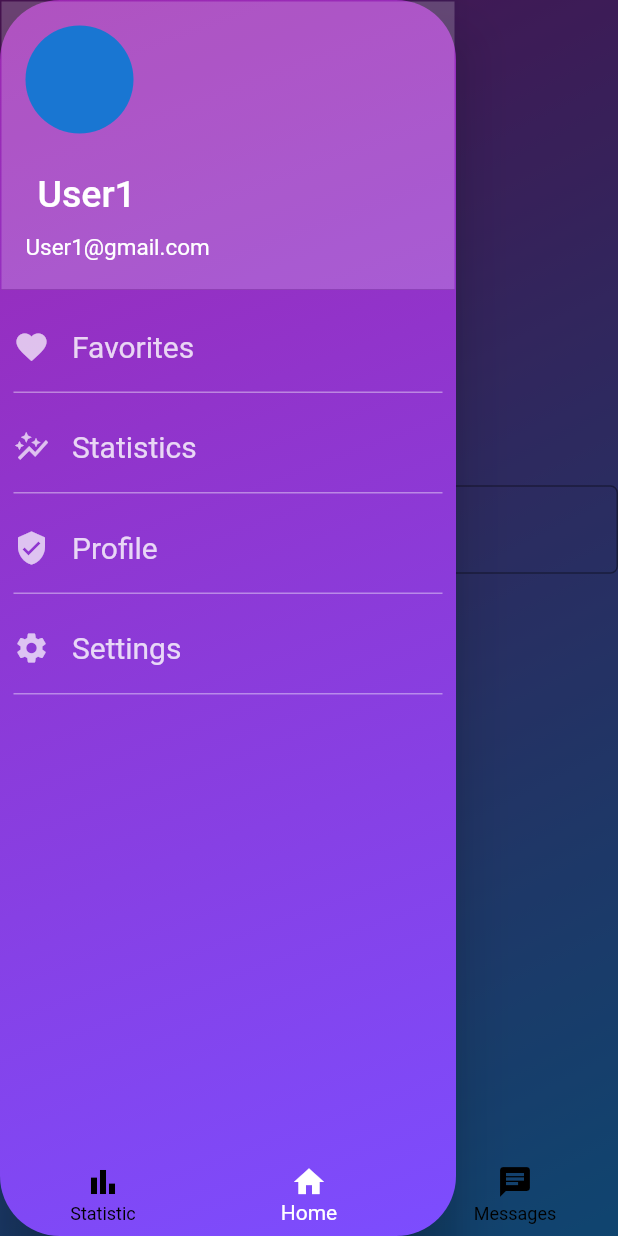
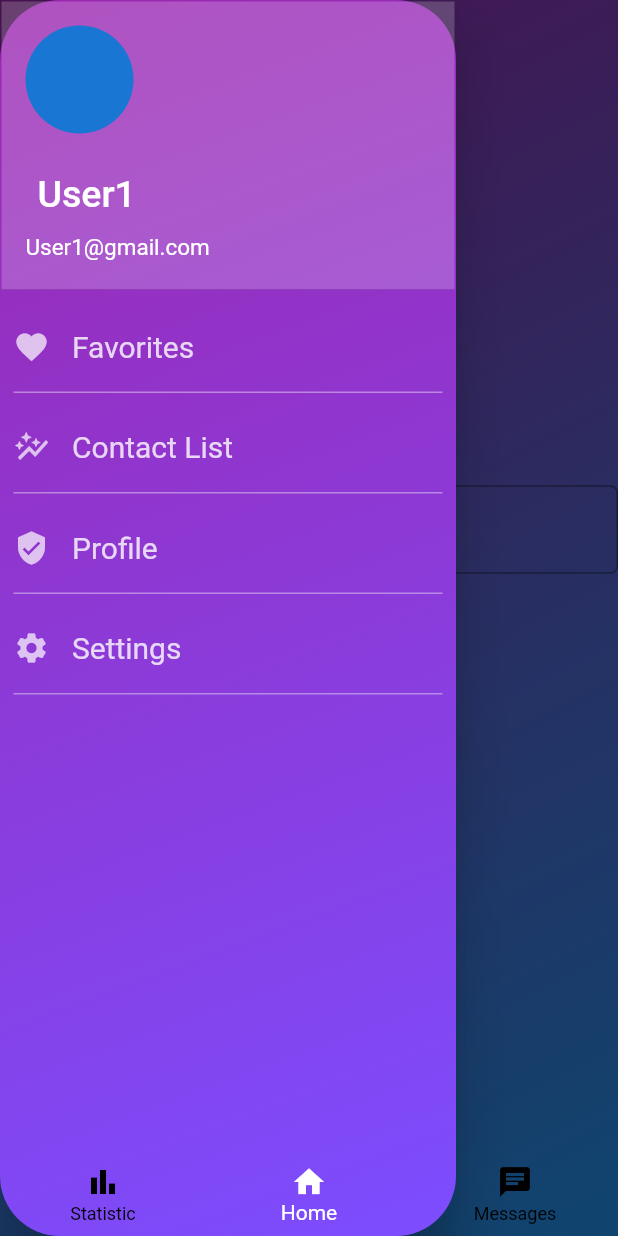
Before and after one commit to MakeMeAI/Text4U, a Flutter app: the screen it shows after launch, with the side drawer open, on a phone screen of 412 x 824 dp. Run offline on Flutter 3.47's test engine with Material 2 defaults, Android fonts, the phone set to English and light mode, and no system bars; our stand-ins replace charts_flutter.

Commit message:
setting up contact page

```diff
--- /dev/null
+++ b/lib/Contacts.dart
@@ -0,0 +1,48 @@
+import 'package:flutter/material.dart';
+
+// need to change ios and android setting to allow pulling of contact
+
+class Contacts extends StatefulWidget {
+  Contacts({Key? key}) : super(key: key);
+
+  @override
+  _Contacts createState() => _Contacts();
+}
+
+class _Contacts extends State<Contacts> {
+  @override
+  Widget build(BuildContext context) {
+    return MaterialApp(
+      theme: ThemeData(
+        primarySwatch: Colors.blue,
+      ),
+      home: Scaffold(
+        appBar: AppBar(
+          centerTitle: true,
+          title: const Text("Contact List"),
+        ),
+        body: Container(
+          height: double.infinity,
+          child: FutureBuilder(
+            future: getContacts(),
+            builder: (context, AsyncSnapshot snapshot) {
+              if (snapshot.data == null) {
+                return const Center(
+                  child:
+                    SizedBox(height: 50, child: CircularProgressIndicator()),
+                );
+              }
+
+            }
+          )
+        ),
+      ),
+
+    );
+  }
+
+
+
+
+
+}
--- a/lib/Sidebar.dart
+++ b/lib/Sidebar.dart
@@ -44,7 +44,9 @@ class sidebar extends StatelessWidget {
           ),
           // other navigating tabs
           CustomListTile(Icons.favorite,'Favorites', ()=>{Navigator.pop(context)}),
-          CustomListTile(Icons.auto_graph, 'Statistics', ()=>{Navigator.pop(context)}),
+          CustomListTile(Icons.auto_graph, 'Contact List', ()=>{
+            Navigator.push(context, new MaterialPageRoute(
+                builder: (context)=>Contacts()))}),
           CustomListTile(Icons.verified_user,'Profile', ()=>{
             // NOTE: CURRENTLY POPPING OUT OF THE SETTING LOCATION - NEED FIX!!
             Navigator.push(context, new MaterialPageRoute(
--- a/pubspec.yaml
+++ b/pubspec.yaml
@@ -37,6 +37,7 @@ dependencies:
   # Use with the CupertinoIcons class for iOS style icons.
   cupertino_icons: ^1.0.2
   charts_flutter: ^0.12.0
+  fast_contacts: ^1.1.1
 
 dev_dependencies:
   flutter_test:
```
Also changed, not shown: pubspec.lock, 6 other files.
